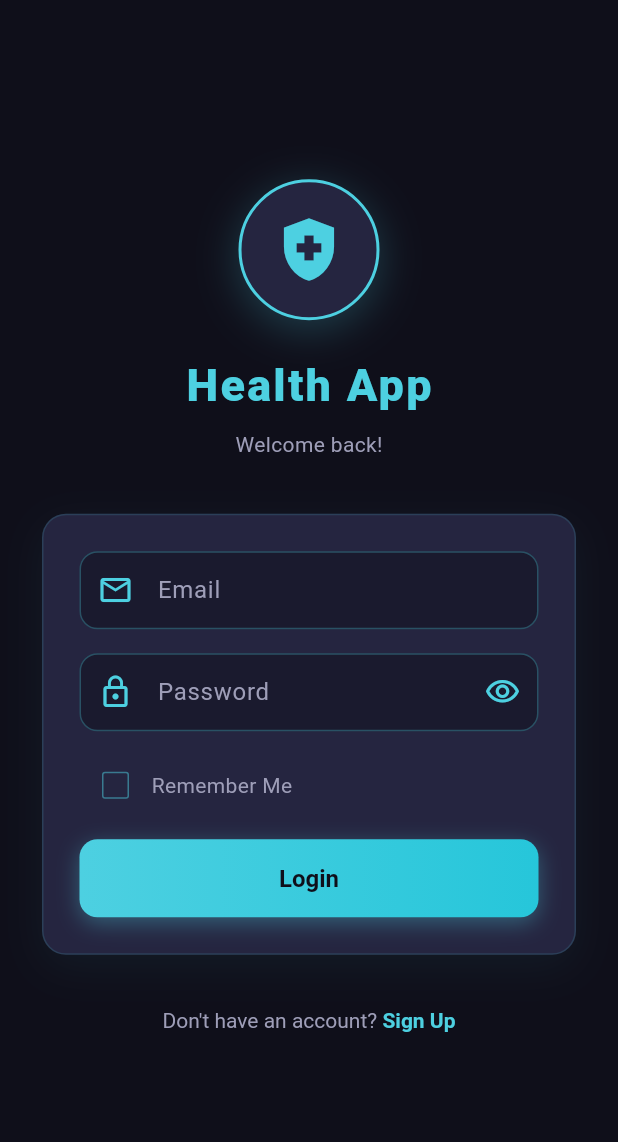
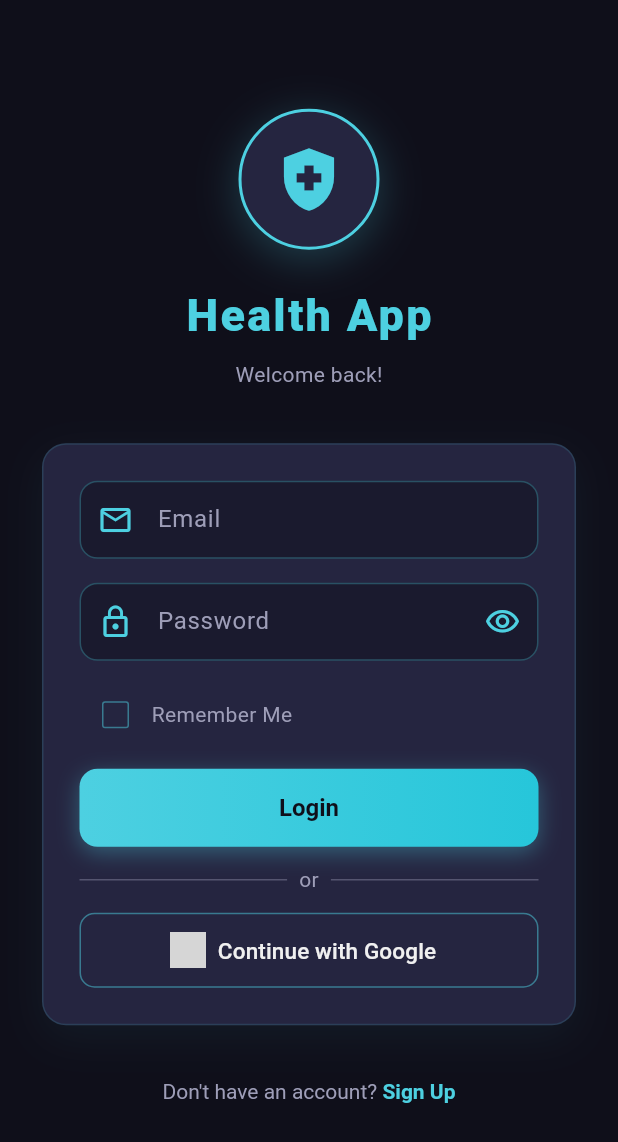
Before and after one commit to Guritzul/Proiect-Kronsoft, a Flutter app: the screen it shows after launch, on a phone screen of 412 x 824 dp. Shown: the top 1142 px of the screen. Run offline on Flutter 3.47's test engine with Material 3 defaults, Android fonts, the phone set to English and light mode, and no system bars; our stand-ins replace firebase_auth, firebase_core, firebase_messaging, font_awesome_flutter, google_sign_in, shared_preferences; accounts and stored records are empty; generated files the repository leaves out were written again; network calls fail; grey boxes are pictures that could not be loaded.

Commit message:
feat: add Google Sign-In functionality and update dependencies

```diff
--- a/Frontend/frontend_kronsoft/lib/screens/login_screen.dart
+++ b/Frontend/frontend_kronsoft/lib/screens/login_screen.dart
@@ -4,6 +4,7 @@ import '../services/auth_service.dart';
 import '../theme/app_theme.dart';
 import 'main_shell.dart';
 import 'package:shared_preferences/shared_preferences.dart';
+import 'package:font_awesome_flutter/font_awesome_flutter.dart';
 
 class LoginScreen extends StatefulWidget {
   const LoginScreen({super.key});
@@ -125,6 +126,29 @@ class _LoginScreenState extends State<LoginScreen>
         );
       }
     }
+  }
+
+  void _signInWithGoogle() async {
+    setState(() => _isLoading = true);
+    try {
+      final result = await _authService.signInWithGoogle();
+      if (result != null && mounted) {
+        Navigator.pushReplacement(
+          context,
+          MaterialPageRoute(builder: (context) => const MainShell()),
+        );
+      }
+    } catch (e) {
+      if (mounted) {
+        ScaffoldMessenger.of(context).showSnackBar(
+          SnackBar(
+            content: Text('❌ $e'),
+            backgroundColor: AppColors.dangerColor,
+          ),
+        );
+      }
+    }
+    setState(() => _isLoading = false);
   }
 
   @override
@@ -249,6 +273,64 @@ class _LoginScreenState extends State<LoginScreen>
                           isLoading: _isLoading,
                           onPressed: _submit,
                         ),
+                        const SizedBox(height: 12),
+                        Row(
+                          children: [
+                            Expanded(
+                              child: Divider(
+                                color: AppColors.textSecondary.withValues(
+                                  alpha: 0.4,
+                                ),
+                              ),
+                            ),
+                            const Padding(
+                              padding: EdgeInsets.symmetric(horizontal: 8),
+                              child: Text(
+                                'or',
+                                style: TextStyle(
+                                  color: AppColors.textSecondary,
+                                ),
+                              ),
+                            ),
+                            Expanded(
+                              child: Divider(
+                                color: AppColors.textSecondary.withValues(
+                                  alpha: 0.4,
+                                ),
+                              ),
+                            ),
+                          ],
+                        ),
+                        const SizedBox(height: 12),
+                        SizedBox(
+                          width: double.infinity,
+                          height: 50,
+                          child: OutlinedButton.icon(
+                            onPressed: _isLoading ? null : _signInWithGoogle,
+                            style: OutlinedButton.styleFrom(
+                              side: BorderSide(
+                                color: AppColors.accentColor.withValues(
+                                  alpha: 0.5,
+                                ),
+                              ),
+                              shape: RoundedRectangleBorder(
+                                borderRadius: BorderRadius.circular(10),
+                              ),
+                            ),
+                            icon: Image.network(
+                              'https://www.google.com/images/branding/googleg/1x/googleg_standard_color_128dp.png',
+                              height: 24,
+                              width: 24,
+                            ),
+                            label: const Text(
+                              'Continue with Google',
+                              style: TextStyle(
+                                color: AppColors.textPrimary,
+                                fontSize: 15,
+                              ),
+                            ),
+                          ),
+                        ),
                       ],
                     ),
                   ),
--- a/Frontend/frontend_kronsoft/pubspec.yaml
+++ b/Frontend/frontend_kronsoft/pubspec.yaml
@@ -14,6 +14,8 @@ dependencies:
   firebase_messaging: ^15.0.0
   http: ^1.2.0
   shared_preferences: ^2.2.0
+  google_sign_in: ^6.2.0
+  font_awesome_flutter: ^10.7.0
 
 dev_dependencies:
   flutter_test:
```
Also changed, not shown: Frontend/frontend_kronsoft/lib/services/auth_service.dart (+33 -5 lines), Frontend/frontend_kronsoft/pubspec.lock.
